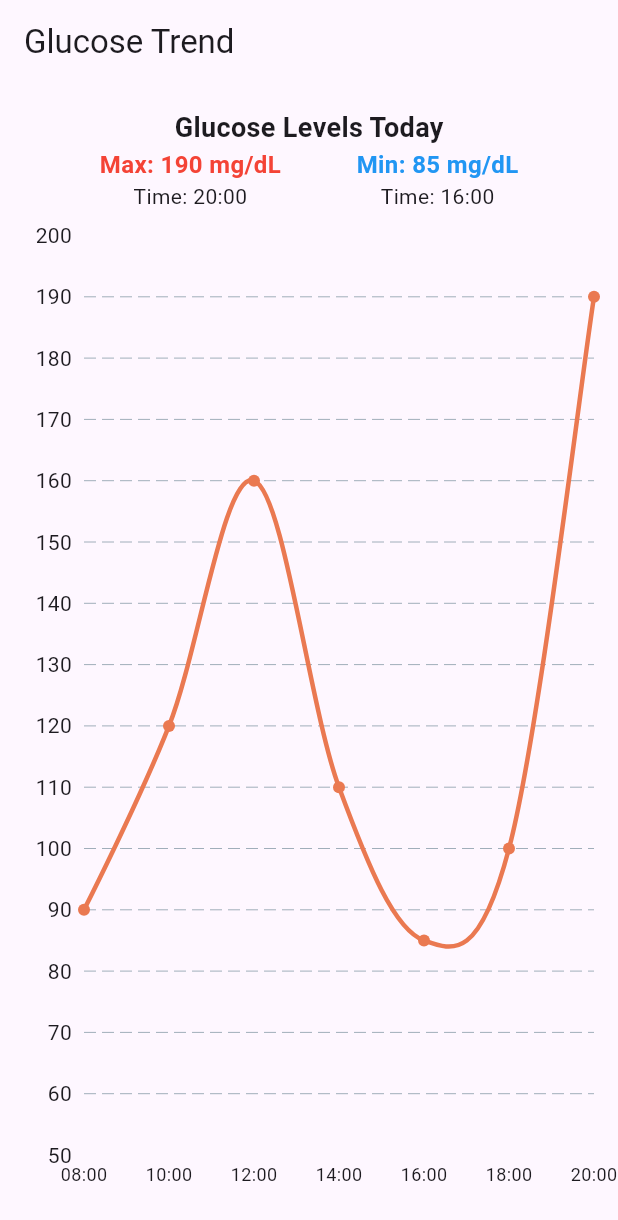
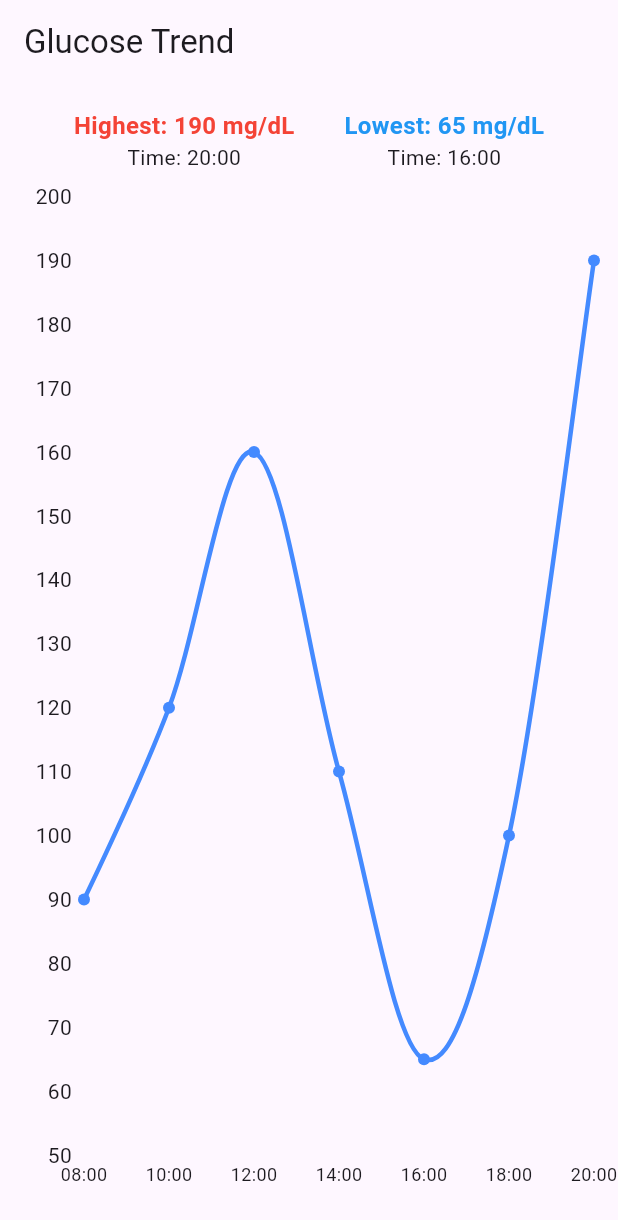
Before and after one commit to jingjingyang0803/GluMon, a Flutter app: the screen it shows after launch, on a phone screen of 412 x 824 dp. Shown: the top 1220 px of the screen. Run offline on Flutter 3.47's test engine with Material 3 defaults, Android fonts, the phone set to English and light mode, and no system bars; drawn by our look-alikes of fl_chart.

Commit message:
Make chart color lighter and remove grids

```diff
--- a/lib/screens/trend_page.dart
+++ b/lib/screens/trend_page.dart
@@ -1,6 +1,5 @@
 import 'package:fl_chart/fl_chart.dart';
 import 'package:flutter/material.dart';
-import 'package:glu_mon/utils/color_utils.dart';
 
 class TrendPage extends StatelessWidget {
   final List<Map<String, dynamic>> glucoseData = [
@@ -8,7 +7,7 @@ class TrendPage extends StatelessWidget {
     {'time': '10:00', 'value': 120},
     {'time': '12:00', 'value': 160},
     {'time': '14:00', 'value': 110},
-    {'time': '16:00', 'value': 85},
+    {'time': '16:00', 'value': 65},
     {'time': '18:00', 'value': 100},
     {'time': '20:00', 'value': 190},
   ];
@@ -32,14 +31,12 @@ class TrendPage extends StatelessWidget {
         child: Column(
           crossAxisAlignment: CrossAxisAlignment.center,
           children: [
-            const Text('Glucose Levels Today',
-                style: TextStyle(fontSize: 18, fontWeight: FontWeight.bold)),
             Row(
               mainAxisAlignment: MainAxisAlignment.spaceEvenly,
               children: [
                 Column(
                   children: [
-                    Text('Max: ${maxEntry['value']} mg/dL',
+                    Text('Highest: ${maxEntry['value']} mg/dL',
                         style: const TextStyle(
                             fontSize: 16,
                             fontWeight: FontWeight.bold,
@@ -49,7 +46,7 @@ class TrendPage extends StatelessWidget {
                 ),
                 Column(
                   children: [
-                    Text('Min: ${minEntry['value']} mg/dL',
+                    Text('Lowest: ${minEntry['value']} mg/dL',
                         style: const TextStyle(
                             fontSize: 16,
                             fontWeight: FontWeight.bold,
@@ -106,7 +103,7 @@ class TrendPage extends StatelessWidget {
                     ),
                   ),
                   borderData: FlBorderData(show: false),
-                  gridData: FlGridData(show: true, drawVerticalLine: false),
+                  gridData: FlGridData(show: false, drawVerticalLine: false),
 
                   /// ✅ **Fixed Background Sections**
                   rangeAnnotations: RangeAnnotations(
@@ -114,22 +111,22 @@ class TrendPage extends StatelessWidget {
                       HorizontalRangeAnnotation(
                         y1: minY, // 🔹 Start at the fixed min Y
                         y2: 70,
-                        color: Colors.red,
+                        color: Colors.red.withValues(alpha: 0.5),
                       ),
                       HorizontalRangeAnnotation(
                         y1: 70,
                         y2: 140,
-                        color: Colors.green,
+                        color: Colors.green.withValues(alpha: 0.5),
                       ),
                       HorizontalRangeAnnotation(
                         y1: 140,
                         y2: 180,
-                        color: Colors.orangeAccent,
+                        color: Colors.orangeAccent.withValues(alpha: 0.5),
                       ),
                       HorizontalRangeAnnotation(
                         y1: 180,
                         y2: maxY, // 🔹 End at the fixed max Y
-                        color: Colors.red,
+                        color: Colors.red.withValues(alpha: 0.5),
                       ),
                     ],
                   ),
@@ -146,7 +143,7 @@ class TrendPage extends StatelessWidget {
                       isStrokeCapRound: true,
                       dotData: FlDotData(show: true),
                       belowBarData: BarAreaData(show: false),
-                      color: primaryOrange,
+                      color: Colors.blueAccent,
                     ),
                   ],
                 ),
```
